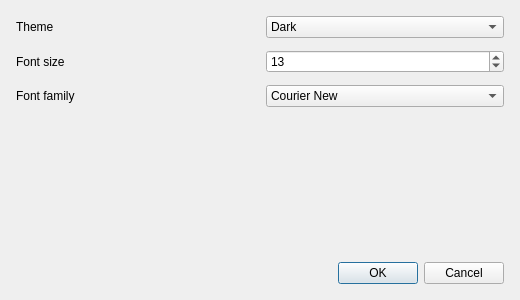
Old version of the form ui/preferencesWindow.ui in the repository OmarMogahed2020/pencil.
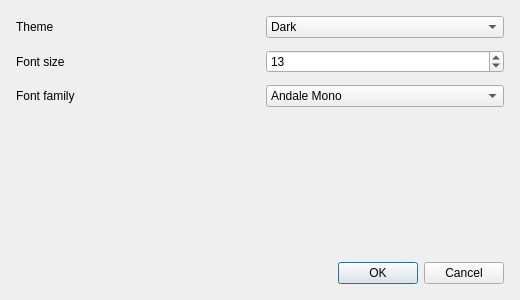
New version of the form.

```diff
--- a/ui/preferencesWindow.ui
+++ b/ui/preferencesWindow.ui
@@ -144,6 +144,16 @@
        </item>
        <item>
         <widget class="QComboBox" name="fontComboBox">
+         <item>
+          <property name="text">
+           <string>Andale Mono</string>
+          </property>
+         </item>
+         <item>
+          <property name="text">
+           <string>Bitstream Vera Sans Mono</string>
+          </property>
+         </item>
          <item>
           <property name="text">
            <string>Courier New</string>
```
Left out of the diff: 63 changed lines with no effect on the pictures.
